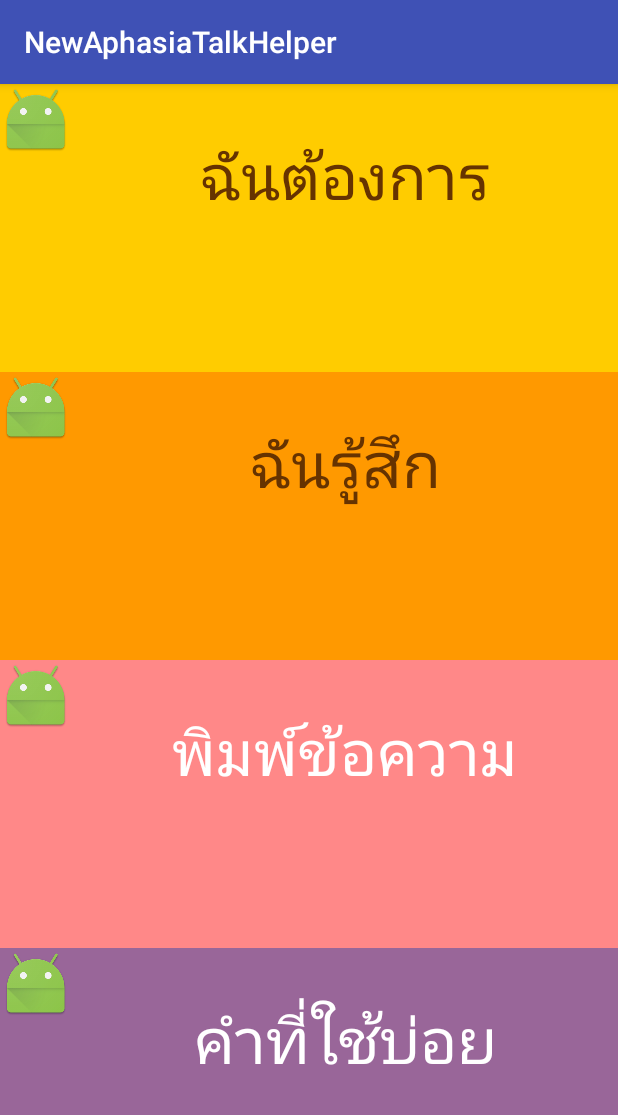
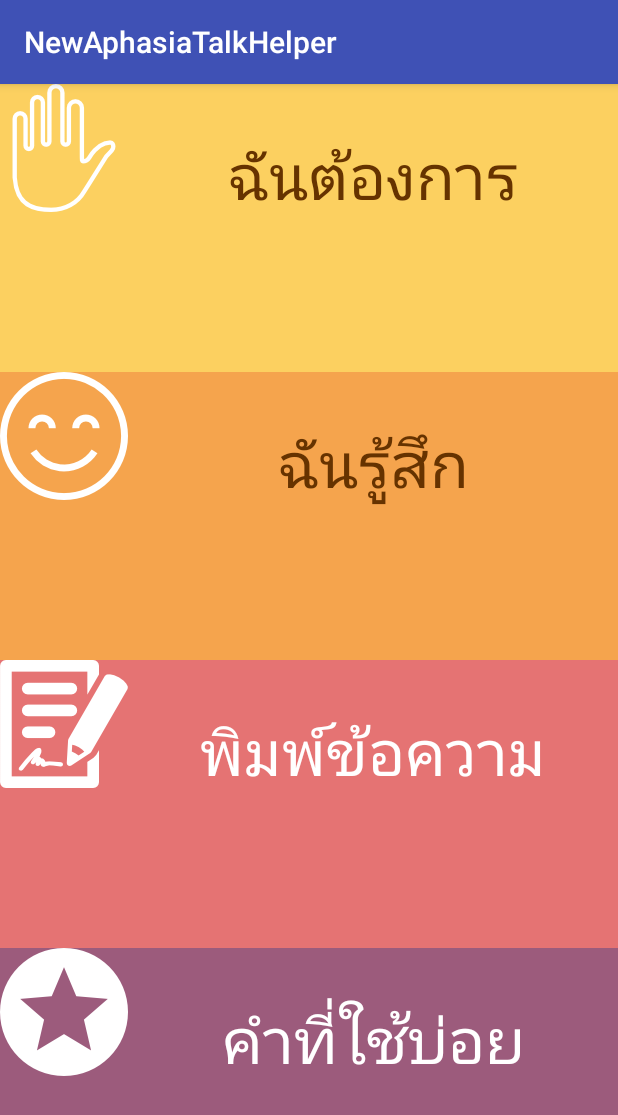
Before and after one commit to Blinkblinkk/NewAphasiaTalkHelper, an Android app: the screen it shows after launch (MainActivity), on a phone screen of 412 x 824 dp. Shown: the top 1115 px of the screen. Run offline under Robolectric (Android 15) with nearby library versions, the phone set to English and light mode, and no system bars.

Commit message:
Update Icon and color

```diff
--- a/NewAphasiaTalkHelper/app/src/main/res/layout/activity_main.xml
+++ b/NewAphasiaTalkHelper/app/src/main/res/layout/activity_main.xml
@@ -14,13 +14,13 @@
         android:layout_height="0dp"
         android:layout_weight="1"
         android:orientation="horizontal"
-        android:background="#FFCC00">
+        android:background="#FCD060">
 
 
         <ImageView
             android:layout_width="wrap_content"
             android:layout_height="wrap_content"
-            android:src="@mipmap/ic_launcher"
+            android:src="@mipmap/want"
             />
 
 
@@ -46,13 +46,13 @@
         android:layout_height="0dp"
         android:layout_weight="1"
         android:orientation="horizontal"
-        android:background="#FF9900">
+        android:background="#F5A44D">
 
 
         <ImageView
             android:layout_width="wrap_content"
             android:layout_height="wrap_content"
-            android:src="@mipmap/ic_launcher"
+            android:src="@mipmap/feel"
             />
 
 
@@ -78,13 +78,13 @@
         android:layout_height="0dp"
         android:layout_weight="1"
         android:orientation="horizontal"
-        android:background="#FF8888">
+        android:background="#E57373">
 
 
         <ImageView
             android:layout_width="wrap_content"
             android:layout_height="wrap_content"
-            android:src="@mipmap/ic_launcher"
+            android:src="@mipmap/write"
             />
 
 
@@ -110,13 +110,13 @@
         android:layout_height="0dp"
         android:layout_weight="1"
         android:orientation="horizontal"
-        android:background="#996699">
+        android:background="#9C5b7C">
 
 
         <ImageView
             android:layout_width="wrap_content"
             android:layout_height="wrap_content"
-            android:src="@mipmap/ic_launcher"
+            android:src="@mipmap/fav"
             />
 
 
```
Also changed, not shown: NewAphasiaTalkHelper/app/src/main/res/mipmap-hdpi/fav.png (added), NewAphasiaTalkHelper/app/src/main/res/mipmap-hdpi/feel.png (added), NewAphasiaTalkHelper/app/src/main/res/mipmap-hdpi/want.png (added), NewAphasiaTalkHelper/app/src/main/res/mipmap-hdpi/write.png (added).
